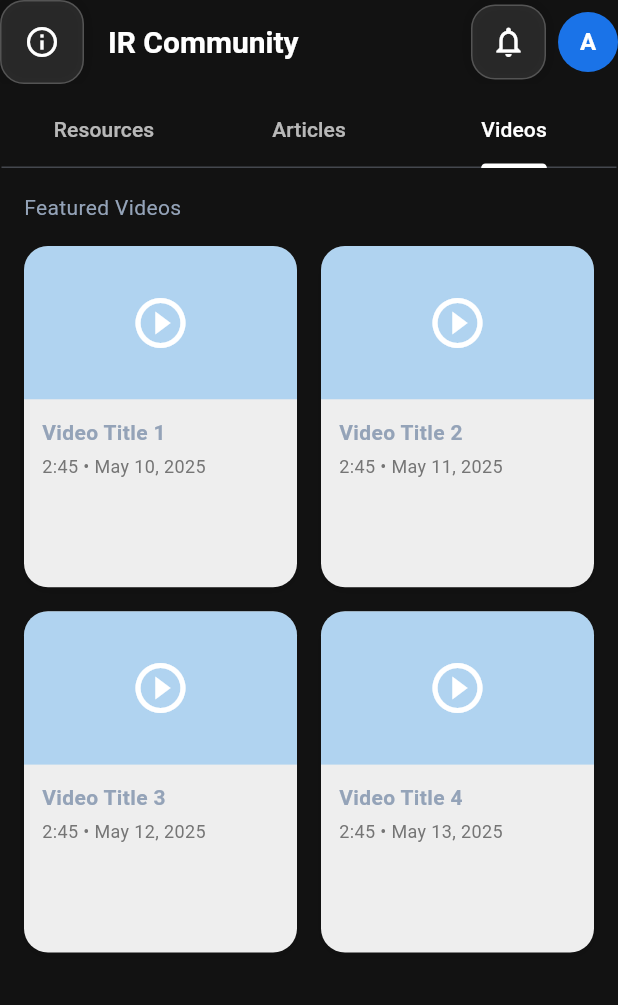
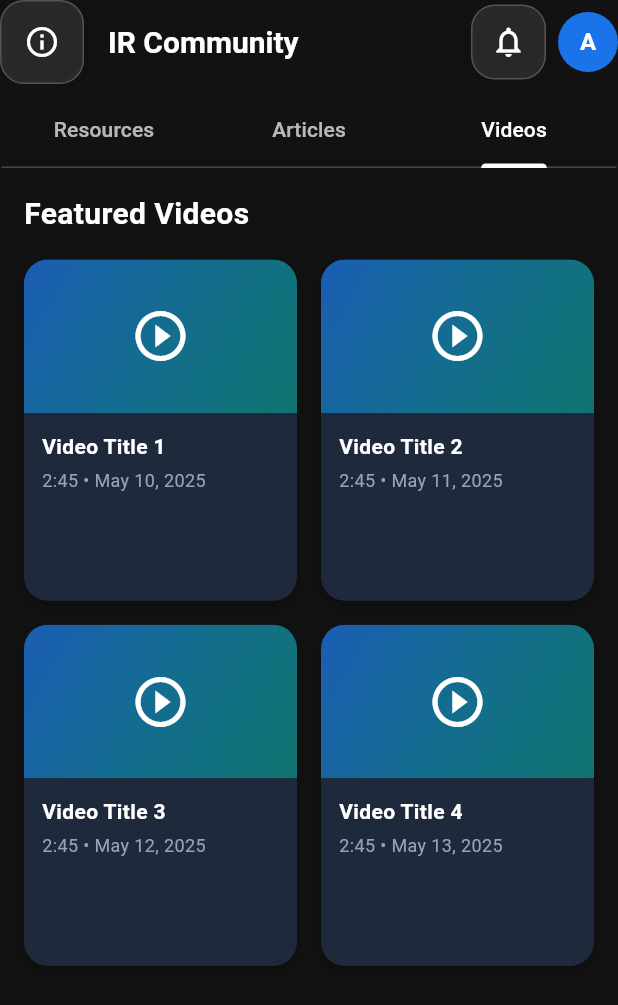
Before and after one commit to adwayaghor/ircell, a Flutter app: the Page4 screen opened directly, tab 3 chosen, on a phone screen of 412 x 824 dp. Shown: the top 1005 px of the screen. Run offline on Flutter 3.47's test engine with Material 3 defaults, Android fonts, the phone set to English and light mode, and no system bars; our stand-ins replace firebase_auth, firebase_core; accounts and stored records are empty; network calls fail.

Commit message:
fix: minor fixes

```diff
--- a/lib/screens/page2.dart
+++ b/lib/screens/page2.dart
@@ -5,6 +5,7 @@ import 'package:ircell/screens/activities/events_screen.dart';
 import 'package:ircell/screens/activities/internships_screen.dart';
 import 'package:ircell/screens/activities/user.dart';
 import 'package:ircell/activities/about_us.dart';
+import 'package:ircell/screens/profile_page.dart';
 
 class Page2 extends StatefulWidget {
   const Page2({super.key});
@@ -153,9 +154,30 @@ class _HomeScreenState extends State<Page2> {
                   ),
                 ),
                 const SizedBox(width: 8),
-                CircleAvatar(
-                  backgroundColor: AppTheme.accentBlue,
-                  child: const Text('A', style: TextStyle(color: AppTheme.textPrimary, fontWeight: FontWeight.bold)),
+                Material(
+                  color: Colors.transparent, // to keep your design intact
+                  shape: const CircleBorder(),
+                  child: InkWell(
+                    customBorder: const CircleBorder(),
+                    onTap: () {
+                      Navigator.push(
+                        context,
+                        MaterialPageRoute(
+                          builder: (context) => const ProfilePage(),
+                        ),
+                      );
+                    },
+                    child: CircleAvatar(
+                      backgroundColor: AppTheme.accentBlue,
+                      child: const Text(
+                        'A',
+                        style: TextStyle(
+                          color: AppTheme.textPrimary,
+                          fontWeight: FontWeight.bold,
+                        ),
+                      ),
+                    ),
+                  ),
                 ),
               ],
             ),
--- a/lib/screens/page3.dart
+++ b/lib/screens/page3.dart
@@ -1,5 +1,6 @@
 import 'package:flutter/material.dart';
 import 'package:ircell/app_theme.dart';
+import 'package:ircell/screens/profile_page.dart';
 
 class Page3 extends StatefulWidget {
   const Page3({super.key});
@@ -58,9 +59,30 @@ class _Page3State extends State<Page3> {
                   ),
                 ),
                 const SizedBox(width: 8),
-                CircleAvatar(
-                  backgroundColor: AppTheme.accentBlue,
-                  child: const Text('A', style: TextStyle(color: AppTheme.textPrimary, fontWeight: FontWeight.bold)),
+                Material(
+                  color: Colors.transparent, // to keep your design intact
+                  shape: const CircleBorder(),
+                  child: InkWell(
+                    customBorder: const CircleBorder(),
+                    onTap: () {
+                      Navigator.push(
+                        context,
+                        MaterialPageRoute(
+                          builder: (context) => const ProfilePage(),
+                        ),
+                      );
+                    },
+                    child: CircleAvatar(
+                      backgroundColor: AppTheme.accentBlue,
+                      child: const Text(
+                        'A',
+                        style: TextStyle(
+                          color: AppTheme.textPrimary,
+                          fontWeight: FontWeight.bold,
+                        ),
+                      ),
+                    ),
+                  ),
                 ),
               ],
             ),
--- a/lib/screens/page4.dart
+++ b/lib/screens/page4.dart
@@ -3,6 +3,7 @@ import 'package:ircell/app_theme.dart';
 import 'package:firebase_auth/firebase_auth.dart';
 import 'package:ircell/login/auth.dart';
 import 'package:ircell/login/splash_screen.dart';
+import 'package:ircell/screens/profile_page.dart';
 
 class Page4 extends StatefulWidget {
   const Page4({super.key});
@@ -19,7 +20,7 @@ class _Page4State extends State<Page4> with SingleTickerProviderStateMixin {
   @override
   void initState() {
     super.initState();
-    _tabController = TabController(length: 4, vsync: this);
+    _tabController = TabController(length: 3, vsync: this);
   }
 
   @override
@@ -87,11 +88,6 @@ class _Page4State extends State<Page4> with SingleTickerProviderStateMixin {
 
   @override
   Widget build(BuildContext context) {
-    // Get screen dimensions
-    final screenWidth = MediaQuery.of(context).size.width;
-    final screenHeight = MediaQuery.of(context).size.height;
-    final padding = MediaQuery.of(context).padding;
-
     return Scaffold(
       appBar: AppBar(
         backgroundColor: Colors.transparent,
@@ -99,10 +95,7 @@ class _Page4State extends State<Page4> with SingleTickerProviderStateMixin {
         leading: Container(
           decoration: AppTheme.glassDecoration,
           child: IconButton(
-                  icon: const Icon(
-                    Icons.info_outline,
-                    color: AppTheme.textPrimary,
-                  ),
+            icon: const Icon(Icons.info_outline, color: AppTheme.textPrimary),
             onPressed: () {
               showDialog(
                 context: context,
@@ -141,13 +134,28 @@ class _Page4State extends State<Page4> with SingleTickerProviderStateMixin {
                     ),
                   ),
                   const SizedBox(width: 8),
-                  CircleAvatar(
+                  Material(
+                    color: Colors.transparent, // to keep your design intact
+                    shape: const CircleBorder(),
+                    child: InkWell(
+                      customBorder: const CircleBorder(),
+                      onTap: () {
+                        Navigator.push(
+                          context,
+                          MaterialPageRoute(
+                            builder: (context) => const ProfilePage(),
+                          ),
+                        );
+                      },
+                      child: CircleAvatar(
                         backgroundColor: AppTheme.accentBlue,
                         child: const Text(
                           'A',
                           style: TextStyle(
                             color: AppTheme.textPrimary,
                             fontWeight: FontWeight.bold,
+                          ),
+                        ),
                       ),
                     ),
                   ),
@@ -168,7 +176,6 @@ class _Page4State extends State<Page4> with SingleTickerProviderStateMixin {
                   Tab(text: 'Resources'),
                   Tab(text: 'Articles'),
                   Tab(text: 'Videos'),
-                  // Tab(text: 'Guides'),
                 ],
                 labelColor: Colors.white,
                 unselectedLabelColor: Colors.white70,
@@ -187,7 +194,6 @@ class _Page4State extends State<Page4> with SingleTickerProviderStateMixin {
           _buildResourcesTab(),
           _buildArticlesTab(),
           _buildVideosTab(),
-          _buildGuidesTab(),
         ],
       ),
     );
@@ -407,7 +413,11 @@ class _Page4State extends State<Page4> with SingleTickerProviderStateMixin {
         children: [
           const Text(
             'Featured Videos',
-              //style: AppTheme.headingStyle,
+            style: TextStyle(
+              color: AppTheme.textPrimary,
+              fontWeight: FontWeight.bold,
+              fontSize: 20,
+            ),
           ),
           const SizedBox(height: 16),
           GridView.builder(
@@ -432,17 +442,7 @@ class _Page4State extends State<Page4> with SingleTickerProviderStateMixin {
 
 Widget _buildVideoCard(int index) {
   return Container(
-      decoration: BoxDecoration(
-        color: Colors.grey[200],
-        borderRadius: BorderRadius.circular(16),
-        boxShadow: [
-          BoxShadow(
-            color: Colors.black.withOpacity(0.1),
-            blurRadius: 4,
-            offset: const Offset(0, 2),
-          ),
-        ],
-      ),
+    decoration: AppTheme.cardDecoration,
     child: Column(
       crossAxisAlignment: CrossAxisAlignment.start,
       children: [
@@ -454,12 +454,21 @@ class _Page4State extends State<Page4> with SingleTickerProviderStateMixin {
           child: AspectRatio(
             aspectRatio: 16 / 9,
             child: Container(
-                color: Colors.blue.withOpacity(0.3),
+              decoration: BoxDecoration(
+                gradient: LinearGradient(
+                  colors: [
+                    AppTheme.accentBlue.withOpacity(0.7),
+                    AppTheme.darkTeal.withOpacity(0.5),
+                  ],
+                  begin: Alignment.topLeft,
+                  end: Alignment.bottomRight,
+                ),
+              ),
               child: const Center(
                 child: Icon(
                   Icons.play_circle_outline,
                   size: 40,
-                    color: Colors.white,
+                  color: AppTheme.textPrimary,
                 ),
               ),
             ),
@@ -475,6 +484,7 @@ class _Page4State extends State<Page4> with SingleTickerProviderStateMixin {
                 style: const TextStyle(
                   fontSize: 14,
                   fontWeight: FontWeight.bold,
+                  color: AppTheme.textPrimary,
                 ),
                 maxLines: 2,
                 overflow: TextOverflow.ellipsis,
@@ -482,129 +492,13 @@ class _Page4State extends State<Page4> with SingleTickerProviderStateMixin {
               const SizedBox(height: 4),
               Text(
                 '2:45 • May ${10 + index}, 2025',
-                  style: TextStyle(
+                style: const TextStyle(
                   fontSize: 12,
-                    color: Colors.grey[600],
+                  color: AppTheme.textSecondary
                 ),
               ),
             ],
           ),
-          ),
-        ],
-      ),
-    );
-  }
-
-  Widget _buildGuidesTab() {
-    final screenWidth = MediaQuery.of(context).size.width;
-    final contentPadding = screenWidth > 600 ? 24.0 : 16.0;
-
-    return SingleChildScrollView(
-      child: Padding(
-        padding: EdgeInsets.all(contentPadding),
-        child: Column(
-          crossAxisAlignment: CrossAxisAlignment.start,
-          children: [
-            // Guidance Section
-            const Text(
-              'Guidance',
-              //style: AppTheme.headingStyle
-            ),
-            const SizedBox(height: 16),
-            ListView(
-              shrinkWrap: true,
-              physics: const NeverScrollableScrollPhysics(),
-              children: [
-                _buildGuideItem(
-                  title: 'SOP Writing',
-                  description:
-                      'Learn how to write effective statements of purpose',
-                  icon: Icons.edit_document,
-                ),
-                const SizedBox(height: 16),
-                _buildGuideItem(
-                  title: 'Visa Registration',
-                  description:
-                      'Step-by-step guide to student visa applications',
-                  icon: Icons.card_travel,
-                ),
-                const SizedBox(height: 16),
-                _buildGuideItem(
-                  title: 'Interview Prep',
-                  description: 'Tips for university admission interviews',
-                  icon: Icons.record_voice_over,
-                ),
-                const SizedBox(height: 16),
-                _buildGuideItem(
-                  title: 'Scholarship Apps',
-                  description: 'How to find and apply for scholarships',
-                  icon: Icons.school,
-                ),
-              ],
-            ),
-          ],
-        ),
-      ),
-    );
-  }
-
-  Widget _buildGuideItem({
-    required String title,
-    required String description,
-    required IconData icon,
-  }) {
-    return Container(
-      decoration: BoxDecoration(
-        color: Colors.white,
-        borderRadius: BorderRadius.circular(16),
-        border: Border.all(color: Colors.blue.withOpacity(0.3)),
-        boxShadow: [
-          BoxShadow(
-            color: Colors.grey.withOpacity(0.1),
-            blurRadius: 4,
-            offset: const Offset(0, 2),
-          ),
-        ],
-      ),
-      padding: const EdgeInsets.all(16),
-      child: Row(
-        children: [
-          Container(
-            padding: const EdgeInsets.all(12),
-            decoration: BoxDecoration(
-              color: Colors.blue.withOpacity(0.1),
-              borderRadius: BorderRadius.circular(12),
-            ),
-            child: Icon(icon, size: 32, color: Colors.blue),
-          ),
-          const SizedBox(width: 16),
-          Expanded(
-            child: Column(
-              crossAxisAlignment: CrossAxisAlignment.start,
-              children: [
-                Text(
-                  title,
-                  style: const TextStyle(
-                    fontSize: 16,
-                    fontWeight: FontWeight.bold,
-                    color: AppTheme.textPrimary,
-                  ),
-                ),
-                const SizedBox(height: 4),
-                Text(
-                  description,
-                  style: const TextStyle(fontSize: 12, color: AppTheme.textSecondary),
-                ),
-              ],
-            ),
-          ),
-          IconButton(
-            icon: const Icon(
-              Icons.arrow_forward_ios,
-              color: AppTheme.textSecondary,
-              size: 16,
-            ),
-            onPressed: () {},
         ),
       ],
     ),
```
Lines whose indentation alone changed are shown as unchanged.
